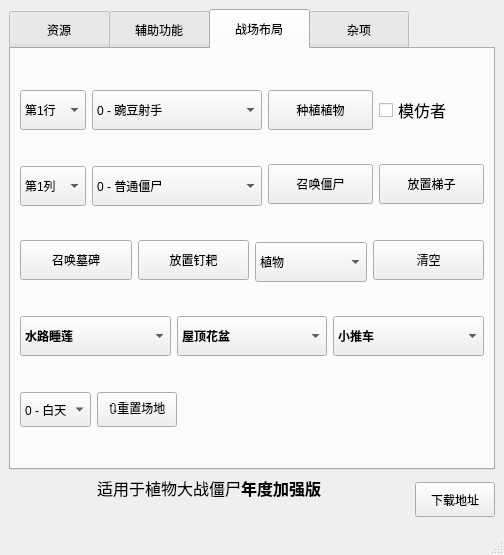
Before: the Qt Designer form pvztoolkit.ui in windshadow233/pvz-toolkit, drawn with Qt 5.
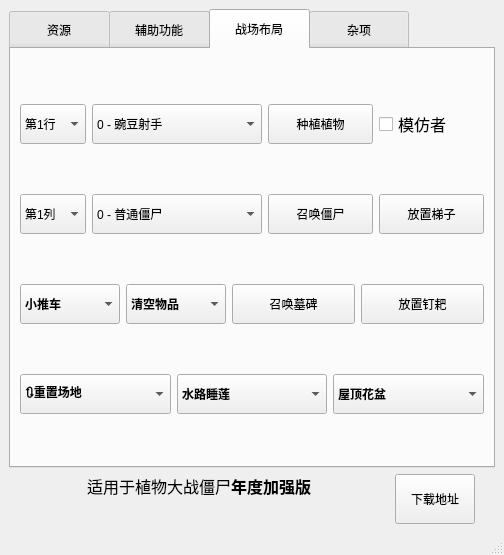
After: the same form once the commit is applied. The open tabs and pages were chosen to show the change.

What changed in the file:
```diff
--- a/pvztoolkit.ui
+++ b/pvztoolkit.ui
@@ -107,7 +107,7 @@
         <property name="minimumSize">
          <size>
           <width>0</width>
-          <height>35</height>
+          <height>50</height>
          </size>
         </property>
         <property name="text">
@@ -115,6 +115,22 @@
         </property>
        </widget>
       </item>
+      <item>
+       <spacer name="horizontalSpacer_5">
+        <property name="orientation">
+         <enum>Qt::Horizontal</enum>
+        </property>
+        <property name="sizeType">
+         <enum>QSizePolicy::Fixed</enum>
+        </property>
+        <property name="sizeHint" stdset="0">
+         <size>
+          <width>20</width>
+          <height>20</height>
+         </size>
+        </property>
+       </spacer>
+      </item>
      </layout>
     </item>
     <item row="0" column="0">
@@ -2207,6 +2223,12 @@
               <height>40</height>
              </size>
             </property>
+            <property name="maximumSize">
+             <size>
+              <width>16777215</width>
+              <height>35</height>
+             </size>
+            </property>
             <property name="text">
              <string>召唤僵尸</string>
             </property>
@@ -2220,6 +2242,12 @@
               <height>40</height>
              </size>
             </property>
+            <property name="maximumSize">
+             <size>
+              <width>16777215</width>
+              <height>35</height>
+             </size>
+            </property>
             <property name="text">
              <string>放置梯子</string>
             </property>
@@ -2230,51 +2258,75 @@
         <item>
          <layout class="QHBoxLayout" name="horizontalLayout_10">
           <item>
-           <widget class="QPushButton" name="pushButton_19">
+           <widget class="QComboBox" name="comboBox_5">
             <property name="minimumSize">
              <size>
-              <width>0</width>
+              <width>100</width>
               <height>40</height>
              </size>
             </property>
-            <property name="text">
-             <string>召唤墓碑</string>
-            </property>
-           </widget>
-          </item>
-          <item>
-           <widget class="QPushButton" name="pushButton_20">
-            <property name="sizePolicy">
-             <sizepolicy hsizetype="Minimum" vsizetype="Fixed">
-              <horstretch>0</horstretch>
-              <verstretch>0</verstretch>
-             </sizepolicy>
-            </property>
-            <property name="minimumSize">
+            <property name="maximumSize">
              <size>
-              <width>0</width>
-              <height>40</height>
+              <width>100</width>
+              <height>35</height>
              </size>
             </property>
-            <property name="text">
-             <string>放置钉耙</string>
+            <property name="font">
+             <font>
+              <family>Arial</family>
+              <pointsize>9</pointsize>
+              <weight>75</weight>
+              <bold>true</bold>
+             </font>
             </property>
+            <item>
+             <property name="text">
+              <string>小推车</string>
+             </property>
+            </item>
+            <item>
+             <property name="text">
+              <string>🏁启动</string>
+             </property>
+            </item>
+            <item>
+             <property name="text">
+              <string>🆑移除</string>
+             </property>
+            </item>
+            <item>
+             <property name="text">
+              <string>🔄重置</string>
+             </property>
+            </item>
            </widget>
           </item>
           <item>
            <widget class="QComboBox" name="comboBox_7">
             <property name="minimumSize">
              <size>
-              <width>95</width>
+              <width>100</width>
               <height>40</height>
              </size>
             </property>
             <property name="maximumSize">
              <size>
-              <width>16777215</width>
+              <width>100</width>
               <height>35</height>
              </size>
             </property>
+            <property name="font">
+             <font>
+              <family>Arial</family>
+              <weight>75</weight>
+              <bold>true</bold>
+             </font>
+            </property>
+            <item>
+             <property name="text">
+              <string>清空物品</string>
+             </property>
+            </item>
             <item>
              <property name="text">
               <string>植物</string>
@@ -2303,7 +2355,7 @@
            </widget>
           </item>
           <item>
-           <widget class="QPushButton" name="pushButton_16">
+           <widget class="QPushButton" name="pushButton_19">
             <property name="minimumSize">
              <size>
               <width>0</width>
@@ -2313,11 +2365,36 @@
             <property name="maximumSize">
              <size>
               <width>16777215</width>
-              <height>16777215</height>
+              <height>35</height>
              </size>
             </property>
             <property name="text">
-             <string>清空</string>
+             <string>召唤墓碑</string>
+            </property>
+           </widget>
+          </item>
+          <item>
+           <widget class="QPushButton" name="pushButton_20">
+            <property name="sizePolicy">
+             <sizepolicy hsizetype="Minimum" vsizetype="Fixed">
+              <horstretch>0</horstretch>
+              <verstretch>0</verstretch>
+             </sizepolicy>
+            </property>
+            <property name="minimumSize">
+             <size>
+              <width>0</width>
+              <height>40</height>
+             </size>
+            </property>
+            <property name="maximumSize">
+             <size>
+              <width>16777215</width>
+              <height>35</height>
+             </size>
+            </property>
+            <property name="text">
+             <string>放置钉耙</string>
             </property>
            </widget>
           </item>
@@ -2325,6 +2402,64 @@
         </item>
         <item>
          <layout class="QHBoxLayout" name="horizontalLayout_11">
+          <item>
+           <widget class="QComboBox" name="comboBox_11">
+            <property name="minimumSize">
+             <size>
+              <width>120</width>
+              <height>40</height>
+             </size>
+            </property>
+            <property name="maximumSize">
+             <size>
+              <width>16777215</width>
+              <height>35</height>
+             </size>
+            </property>
+            <property name="font">
+             <font>
+              <family>Arial</family>
+              <weight>75</weight>
+              <bold>true</bold>
+             </font>
+            </property>
+            <item>
+             <property name="text">
+              <string>🔃重置场地</string>
+             </property>
+            </item>
+            <item>
+             <property name="text">
+              <string>白天</string>
+             </property>
+            </item>
+            <item>
+             <property name="text">
+              <string>黑夜</string>
+             </property>
+            </item>
+            <item>
+             <property name="text">
+              <string>泳池</string>
+             </property>
+            </item>
+            <item>
+             <property name="text">
+              <string>雾夜</string>
+             </property>
+            </item>
+            <item>
+             <property name="text">
+              <string>屋顶</string>
+             </property>
+            </item>
+            <item>
+             <property name="text">
+              <string>月夜</string>
+             </property>
+            </item>
+           </widget>
+          </item>
           <item>
            <widget class="QComboBox" name="comboBox_8">
             <property name="minimumSize">
@@ -2333,6 +2468,12 @@
               <height>40</height>
              </size>
             </property>
+            <property name="maximumSize">
+             <size>
+              <width>16777215</width>
+              <height>35</height>
+             </size>
+            </property>
             <property name="font">
              <font>
               <family>Arial</family>
@@ -2400,6 +2541,12 @@
               <height>40</height>
              </size>
             </property>
+            <property name="maximumSize">
+             <size>
+              <width>16777215</width>
+              <height>35</height>
+             </size>
+            </property>
             <property name="font">
              <font>
               <family>Arial</family>
@@ -2459,121 +2606,10 @@
             </item>
            </widget>
           </item>
-          <item>
-           <widget class="QComboBox" name="comboBox_5">
-            <property name="minimumSize">
-             <size>
-              <width>130</width>
-              <height>40</height>
-             </size>
-            </property>
-            <property name="maximumSize">
-             <size>
-              <width>16777215</width>
-              <height>16777215</height>
-             </size>
-            </property>
-            <property name="font">
-             <font>
-              <family>Arial</family>
-              <pointsize>9</pointsize>
-              <weight>75</weight>
-              <bold>true</bold>
-             </font>
-            </property>
-            <item>
-             <property name="text">
-              <string>小推车</string>
-             </property>
-            </item>
-            <item>
-             <property name="text">
-              <string>🏁启动</string>
-             </property>
-            </item>
-            <item>
-             <property name="text">
-              <string>🆑移除</string>
-             </property>
-            </item>
-            <item>
-             <property name="text">
-              <string>🔄重置</string>
-             </property>
-            </item>
-           </widget>
-          </item>
          </layout>
         </item>
         <item>
-         <layout class="QHBoxLayout" name="horizontalLayout_12">
-          <item>
-           <widget class="QComboBox" name="comboBox_11">
-            <property name="minimumSize">
-             <size>
-              <width>0</width>
-              <height>35</height>
-             </size>
-            </property>
-            <item>
-             <property name="text">
-              <string>0 - 白天</string>
-             </property>
-            </item>
-            <item>
-             <property name="text">
-              <string>1 - 黑夜</string>
-             </property>
-            </item>
-            <item>
-             <property name="text">
-              <string>2 - 泳池</string>
-             </property>
-            </item>
-            <item>
-             <property name="text">
-              <string>3 - 雾夜</string>
-             </property>
-            </item>
-            <item>
-             <property name="text">
-              <string>4 - 屋顶</string>
-             </property>
-            </item>
-            <item>
-             <property name="text">
-              <string>5 - 月夜</string>
-             </property>
-            </item>
-           </widget>
-          </item>
-          <item>
-           <widget class="QPushButton" name="pushButton_18">
-            <property name="minimumSize">
-             <size>
-              <width>0</width>
-              <height>35</height>
-             </size>
-            </property>
-            <property name="text">
-             <string>🔃重置场地</string>
-            </property>
-           </widget>
-          </item>
-          <item>
-           <spacer name="horizontalSpacer_8">
-            <property name="orientation">
-             <enum>Qt::Horizontal</enum>
-            </property>
-            <property name="sizeHint" stdset="0">
-             <size>
-              <width>40</width>
-              <height>20</height>
-             </size>
-            </property>
-           </spacer>
-          </item>
-         </layout>
+         <layout class="QHBoxLayout" name="horizontalLayout_12"/>
         </item>
        </layout>
       </widget>
```
Left out of the diff: 546 changed lines with no effect on the pictures.
